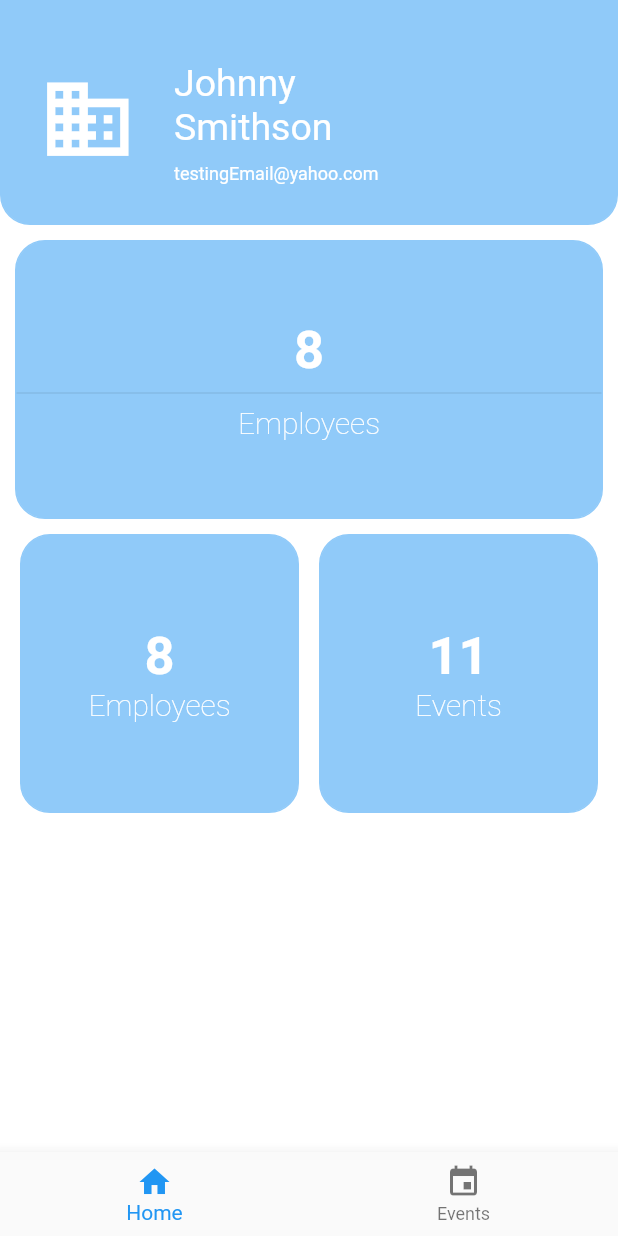
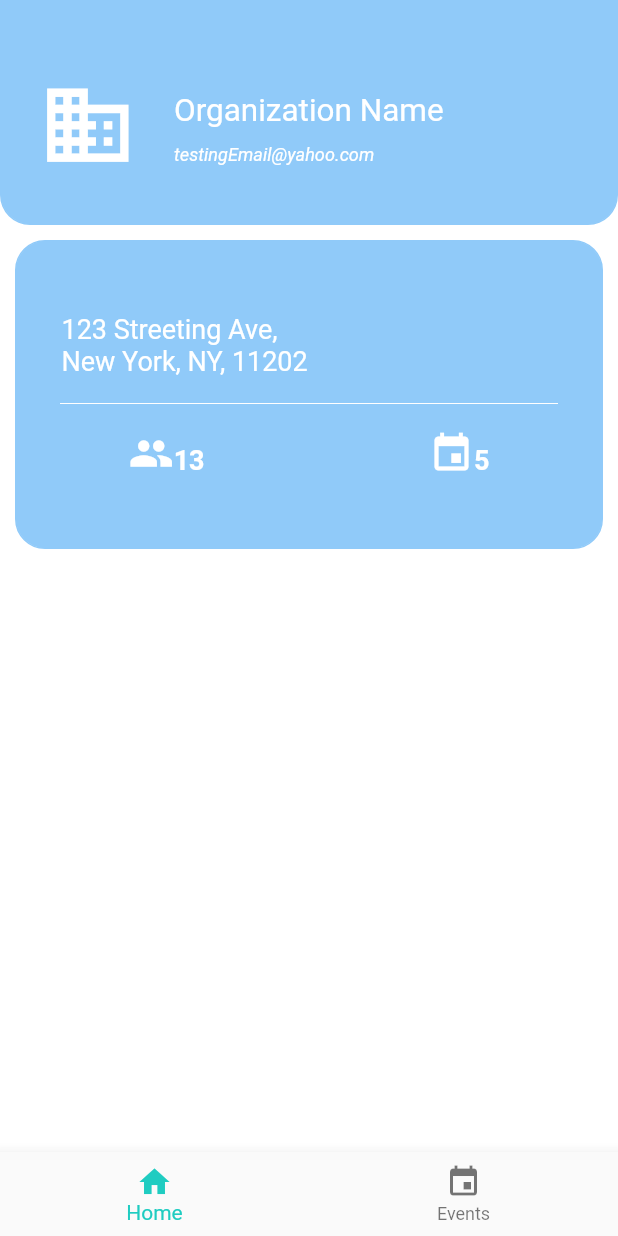
Before and after one commit to Renzzo98/SOSSI-Mobile-App, a Flutter app: the OrgHomeScreen screen opened by its route, on a phone screen of 412 x 824 dp. Run offline on Flutter 3.47's test engine with Material 2 defaults, Android fonts, the phone set to English and light mode, and no system bars; drawn by our look-alikes of auto_size_text; our stand-ins replace flutter_login, font_awesome_flutter; missing offline and left inert: square_percent_indicater.

Commit message:
small updates to org pages

```diff
--- a/lib/screens/orgHomeScreen.dart
+++ b/lib/screens/orgHomeScreen.dart
@@ -39,6 +39,7 @@ class _OrgHomeScreenState extends State<OrgHomeScreen> {
     return Scaffold(
       body: getCurrentSubwidget(),
       bottomNavigationBar: BottomNavigationBar(
+        selectedItemColor: Theme.of(context).primaryColor,
         currentIndex: _selectedIndex,
         items: const [
           BottomNavigationBarItem(
--- a/lib/screens/orgProfileScreen.dart
+++ b/lib/screens/orgProfileScreen.dart
@@ -1,4 +1,8 @@
+import 'package:auto_size_text/auto_size_text.dart';
 import 'package:flutter/material.dart';
+import 'package:sossi_app/constants.dart';
+
+import '../components/icon_value_pair.dart';
 
 class OrgProfile extends StatefulWidget {
   const OrgProfile({Key? key}) : super(key: key);
@@ -33,7 +37,7 @@ class _OrgProfileState extends State<OrgProfile> {
             child: Column(
               children: [
                 const SizedBox(
-                  height: 25,
+                  height: 40,
                 ),
                 Row(
                   children: [
@@ -52,8 +56,9 @@ class _OrgProfileState extends State<OrgProfile> {
                         children: const [
                           SizedBox(
                             width: 180,
-                            child: Text(
-                              "Johnny Smithson",
+                            child: AutoSizeText(
+                              "Organization Name",
+                              maxLines: 1,
                               style:
                                   TextStyle(color: Colors.white, fontSize: 25),
                             ),
@@ -63,10 +68,13 @@ class _OrgProfileState extends State<OrgProfile> {
                           ),
                           SizedBox(
                             width: 180,
-                            child: Text(
+                            child: AutoSizeText(
                               "testingEmail@yahoo.com",
-                              style:
-                                  TextStyle(color: Colors.white, fontSize: 12),
+                              maxLines: 1,
+                              style: TextStyle(
+                                  color: Colors.white,
+                                  fontSize: 12,
+                                  fontStyle: FontStyle.italic),
                             ),
                           )
                         ],
@@ -81,7 +89,7 @@ class _OrgProfileState extends State<OrgProfile> {
             padding: const EdgeInsets.only(top: 10),
             child: Container(
               width: dWidth - 20,
-              height: dWidth / 2 - 20,
+              height: dWidth / 2,
               decoration: BoxDecoration(
                   color: Theme.of(context).backgroundColor,
                   border: Border.all(
@@ -90,89 +98,44 @@ class _OrgProfileState extends State<OrgProfile> {
                   borderRadius: const BorderRadius.all(Radius.circular(20))),
               child: Column(
                   mainAxisAlignment: MainAxisAlignment.center,
-                  children: const [
-                    Text(
-                      '8',
+                  crossAxisAlignment: CrossAxisAlignment.start,
+                  children: [
+                    const Padding(
+                      padding: EdgeInsets.fromLTRB(30, 10, 0, 10),
+                      child: AutoSizeText(
+                        "123 Streeting Ave,\nNew York, NY, 11202",
+                        maxLines: 2,
                         style: TextStyle(
                           color: Colors.white,
-                          fontSize: 35,
-                          fontWeight: FontWeight.w600),
-                    ),
-                    Divider(),
-                    Text(
-                      'Employees',
-                      style: TextStyle(
-                          color: Colors.white,
-                          fontSize: 20,
-                          fontWeight: FontWeight.w200),
-                    )
-                  ]),
+                          fontSize: 18,
                         ),
                       ),
-          Padding(
-            padding: EdgeInsets.only(top: 10),
-            child: Row(
-              mainAxisAlignment: MainAxisAlignment.spaceEvenly,
-              children: [
-                Container(
-                  width: dWidth / 2 - 20,
-                  height: dWidth / 2 - 20,
-                  decoration: BoxDecoration(
-                      color: Theme.of(context).backgroundColor,
-                      border: Border.all(
-                        color: Theme.of(context).backgroundColor,
                     ),
-                      borderRadius:
-                          const BorderRadius.all(Radius.circular(20))),
-                  child: Column(
-                      mainAxisAlignment: MainAxisAlignment.center,
+                    Center(
+                      child: SizedBox(
+                          width: dWidth - 80,
+                          child: const Divider(
+                            color: Colors.white,
+                          )),
+                    ),
+                    Row(
+                      mainAxisAlignment: MainAxisAlignment.spaceAround,
                       children: const [
-                        Text(
-                          '8',
-                          style: TextStyle(
-                              color: Colors.white,
-                              fontSize: 35,
-                              fontWeight: FontWeight.w600),
+                        IconValuePair(
+                          paddingSize: 10,
+                          brightness: true,
+                          value: '13',
+                          category: CategoryConstants.group,
                         ),
-                        Text(
-                          'Employees',
-                          style: TextStyle(
-                              color: Colors.white,
-                              fontSize: 20,
-                              fontWeight: FontWeight.w200),
+                        IconValuePair(
+                          paddingSize: 10,
+                          brightness: true,
+                          value: '5',
+                          category: CategoryConstants.event,
                         )
+                      ],
+                    ),
                   ]),
-                ),
-                Container(
-                  width: dWidth / 2 - 20,
-                  height: dWidth / 2 - 20,
-                  decoration: BoxDecoration(
-                      color: Theme.of(context).backgroundColor,
-                      border: Border.all(
-                        color: Theme.of(context).backgroundColor,
-                      ),
-                      borderRadius:
-                          const BorderRadius.all(Radius.circular(20))),
-                  child: Column(
-                      mainAxisAlignment: MainAxisAlignment.center,
-                      children: const [
-                        Text(
-                          '11',
-                          style: TextStyle(
-                              color: Colors.white,
-                              fontSize: 35,
-                              fontWeight: FontWeight.w600),
-                        ),
-                        Text(
-                          'Events',
-                          style: TextStyle(
-                              color: Colors.white,
-                              fontSize: 20,
-                              fontWeight: FontWeight.w200),
-                        )
-                      ]),
-                ),
-              ],
             ),
           ),
         ],
```
Lines whose indentation alone changed are shown as unchanged.
